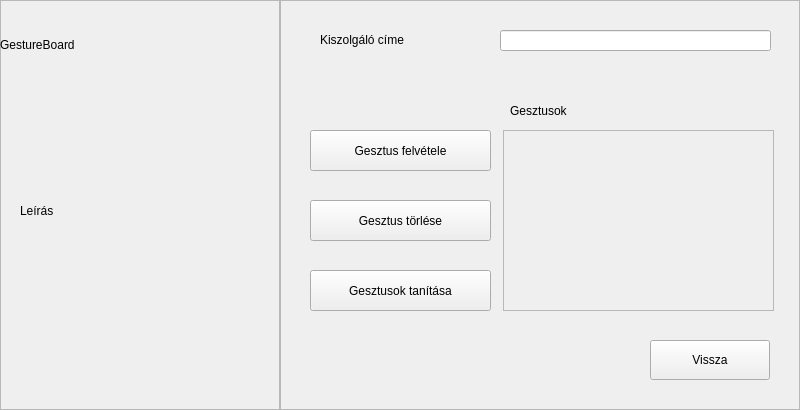
Qt form UI/Views/trainOptionsForm.ui (Excal21/GestureBoard) before a commit.
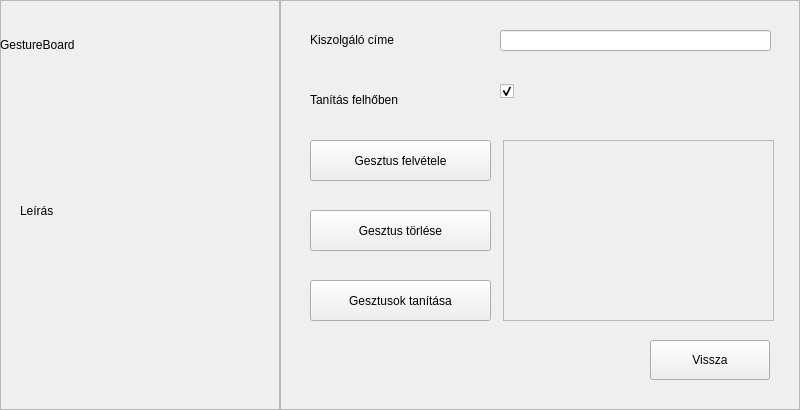
The same form after that commit.

What changed in the file:
```diff
--- a/UI/Views/trainOptionsForm.ui
+++ b/UI/Views/trainOptionsForm.ui
@@ -76,7 +76,7 @@
    <widget class="QLabel" name="lblServer">
     <property name="geometry">
      <rect>
-      <x>40</x>
+      <x>30</x>
       <y>30</y>
       <width>161</width>
       <height>20</height>
@@ -100,7 +100,7 @@
     <property name="geometry">
      <rect>
       <x>30</x>
-      <y>130</y>
+      <y>140</y>
       <width>181</width>
       <height>41</height>
      </rect>
@@ -113,7 +113,7 @@
     <property name="geometry">
      <rect>
       <x>30</x>
-      <y>270</y>
+      <y>280</y>
       <width>181</width>
       <height>41</height>
      </rect>
@@ -126,7 +126,7 @@
     <property name="geometry">
      <rect>
       <x>30</x>
-      <y>200</y>
+      <y>210</y>
       <width>181</width>
       <height>41</height>
      </rect>
@@ -139,7 +139,7 @@
     <property name="geometry">
      <rect>
       <x>223</x>
-      <y>130</y>
+      <y>140</y>
       <width>271</width>
       <height>181</height>
      </rect>
@@ -162,13 +162,42 @@
     <property name="geometry">
      <rect>
       <x>230</x>
-      <y>90</y>
+      <y>100</y>
       <width>251</width>
       <height>41</height>
      </rect>
     </property>
     <property name="text">
-     <string>Gesztusok</string>
+     <string/>
+    </property>
+   </widget>
+   <widget class="QLabel" name="lblCloud">
+    <property name="geometry">
+     <rect>
+      <x>30</x>
+      <y>90</y>
+      <width>160</width>
+      <height>20</height>
+     </rect>
+    </property>
+    <property name="text">
+     <string>Tanítás felhőben</string>
+    </property>
+   </widget>
+   <widget class="QCheckBox" name="checkCloud">
+    <property name="geometry">
+     <rect>
+      <x>220</x>
+      <y>80</y>
+      <width>61</width>
+      <height>22</height>
+     </rect>
+    </property>
+    <property name="text">
+     <string/>
+    </property>
+    <property name="checked">
+     <bool>true</bool>
     </property>
    </widget>
    <zorder>lblServer</zorder>
```
Left out of the diff: 2 changed lines with no effect on the pictures.
